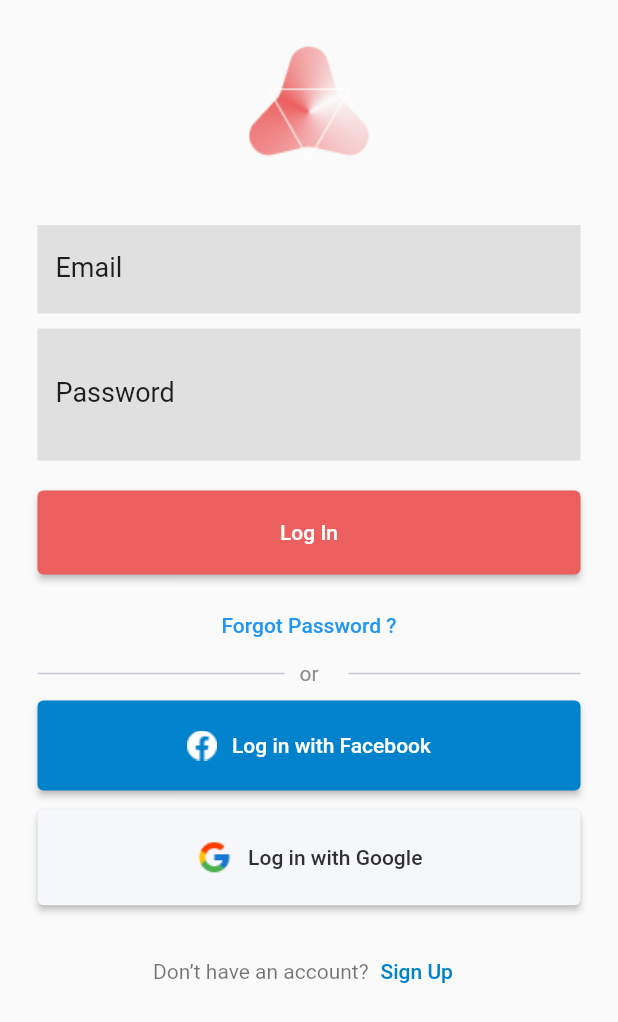
After one commit to muhammadali07/mantap, a Flutter app: the LoginView screen opened by its route, on a phone screen of 412 x 824 dp. The commit adds this screen. Shown: the top 1022 px of the screen. Run offline on Flutter 3.47's test engine with Material 2 defaults, Android fonts, the phone set to English and light mode, and no system bars; our stand-ins replace get; missing offline and left inert: dart:ffi.

Commit message:
add development login screen MantApps
add development login screen MantApps

```diff
--- /dev/null
+++ b/frontend/app/lib/app/modules/login/bindings/login_binding.dart
@@ -0,0 +1,12 @@
+import 'package:get/get.dart';
+
+import '../controllers/login_controller.dart';
+
+class LoginBinding extends Bindings {
+  @override
+  void dependencies() {
+    Get.lazyPut<LoginController>(
+      () => LoginController(),
+    );
+  }
+}
--- /dev/null
+++ b/frontend/app/lib/app/modules/login/controllers/login_controller.dart
@@ -0,0 +1,20 @@
+import 'package:get/get.dart';
+
+class LoginController extends GetxController {
+  //TODO: Implement LoginController
+
+  final count = 0.obs;
+  @override
+  void onInit() {
+    super.onInit();
+  }
+
+  @override
+  void onReady() {
+    super.onReady();
+  }
+
+  @override
+  void onClose() {}
+  void increment() => count.value++;
+}
--- /dev/null
+++ b/frontend/app/lib/app/modules/login/views/login_view.dart
@@ -0,0 +1,187 @@
+import 'package:app/app/routes/app_pages.dart';
+import 'package:flutter/material.dart';
+
+import 'package:get/get.dart';
+
+import '../controllers/login_controller.dart';
+
+class LoginView extends GetView<LoginController> {
+  @override
+  Widget build(BuildContext context) {
+    return Scaffold(
+      body: SafeArea(
+        child: ListView(
+          padding: EdgeInsets.symmetric(
+            horizontal: 25,
+          ),
+          children: [
+            Container(
+              height: 150,
+              child: Image.asset(
+                "assets/logo/logo_only.png",
+                fit: BoxFit.contain,
+              ),
+            ),
+            TextField(
+              cursorColor: Colors.black87,
+              decoration: InputDecoration(
+                label: Text(
+                  "Email",
+                  style: TextStyle(
+                    color: Colors.black87,
+                    fontSize: 18,
+                  ),
+                ),
+                border: InputBorder.none,
+                fillColor: Colors.grey[300],
+                filled: true,
+              ),
+            ),
+            SizedBox(
+              height: 10,
+            ),
+            TextField(
+              cursorColor: Colors.black87,
+              obscureText: true,
+              decoration: InputDecoration(
+                label: Text(
+                  "Password",
+                  style: TextStyle(
+                    color: Colors.black87,
+                    fontSize: 18,
+                  ),
+                ),
+                border: InputBorder.none,
+                fillColor: Colors.grey[300],
+                filled: true,
+                suffix: IconButton(
+                  onPressed: () {},
+                  icon: Icon(
+                    Icons.remove_red_eye_outlined,
+                    color: Colors.grey,
+                  ),
+                ),
+              ),
+            ),
+            SizedBox(
+              height: 20,
+            ),
+            Container(
+              width: Get.width,
+              child: ElevatedButton(
+                onPressed: () => Get.offAllNamed(Routes.HOME),
+                child: Text("Log In"),
+                style: ElevatedButton.styleFrom(
+                    primary: Color(0xFFEC5F5F),
+                    padding: EdgeInsets.symmetric(
+                      vertical: 20,
+                    )),
+              ),
+            ),
+            SizedBox(
+              height: 10,
+            ),
+            TextButton(
+              onPressed: () {},
+              child: Text("Forgot Password ?"),
+            ),
+            Row(
+              children: [
+                Expanded(
+                  child: Container(
+                    margin: EdgeInsets.only(right: 10),
+                    height: 1,
+                    color: Color(0xFFC7C9D9),
+                  ),
+                ),
+                Text(
+                  "or",
+                  style: TextStyle(color: Color(0xFF8C8C8C)),
+                ),
+                Expanded(
+                  child: Container(
+                    margin: EdgeInsets.only(left: 20),
+                    height: 1,
+                    color: Color(0xFFC7C9D9),
+                  ),
+                ),
+              ],
+            ),
+            SizedBox(
+              height: 10,
+            ),
+            Container(
+              width: Get.width,
+              child: ElevatedButton(
+                onPressed: () {},
+                child: Row(
+                  mainAxisAlignment: MainAxisAlignment.center,
+                  children: [
+                    Image.asset("assets/icons/fb.png"),
+                    SizedBox(
+                      width: 10,
+                    ),
+                    Text("Log in with Facebook"),
+                  ],
+                ),
+                style: ElevatedButton.styleFrom(
+                    primary: Color(0xFF0082CD),
+                    padding: EdgeInsets.symmetric(
+                      vertical: 20,
+                    )),
+              ),
+            ),
+            SizedBox(
+              height: 12.5,
+            ),
+            Container(
+              width: Get.width,
+              child: ElevatedButton(
+                onPressed: () {},
+                child: Row(
+                  mainAxisAlignment: MainAxisAlignment.center,
+                  children: [
+                    Image.asset("assets/icons/google.png"),
+                    SizedBox(
+                      width: 10,
+                    ),
+                    Text(
+                      "Log in with Google",
+                      style: TextStyle(color: Color(0xFF303030)),
+                    ),
+                  ],
+                ),
+                style: ElevatedButton.styleFrom(
+                    primary: Color(0xFFF6F7FA),
+                    padding: EdgeInsets.symmetric(
+                      vertical: 20,
+                    )),
+              ),
+            ),
+            SizedBox(
+              height: 20,
+            ),
+            Row(
+              mainAxisAlignment: MainAxisAlignment.center,
+              children: [
+                Text(
+                  "Don’t have an account?",
+                  style: TextStyle(
+                    color: Colors.black54,
+                  ),
+                ),
+                TextButton(
+                  onPressed: () {},
+                  child: Text(
+                    "Sign Up",
+                    style: TextStyle(color: Color(0xFF0082CD)),
+                  ),
+                )
+              ],
+            ),
+          ],
+        ),
+      ),
+    );
+  }
+}
--- a/frontend/app/lib/app/modules/welcome/views/welcome_view.dart
+++ b/frontend/app/lib/app/modules/welcome/views/welcome_view.dart
@@ -1,5 +1,6 @@
 import 'dart:ffi';
 
+import 'package:app/app/routes/app_pages.dart';
 import 'package:flutter/material.dart';
 
 import 'package:get/get.dart';
@@ -48,7 +49,7 @@ class WelcomeView extends GetView<WelcomeController> {
             Container(
               width: Get.width,
               child: ElevatedButton(
-                onPressed: () {},
+                onPressed: () => Get.toNamed(Routes.LOGIN),
                 child: Text("Get Started"),
                 style: ElevatedButton.styleFrom(
                     primary: Color(0xFFEC5F5F),
--- a/frontend/app/lib/app/routes/app_pages.dart
+++ b/frontend/app/lib/app/routes/app_pages.dart
@@ -2,6 +2,8 @@ import 'package:get/get.dart';
 
 import 'package:app/app/modules/home/bindings/home_binding.dart';
 import 'package:app/app/modules/home/views/home_view.dart';
+import 'package:app/app/modules/login/bindings/login_binding.dart';
+import 'package:app/app/modules/login/views/login_view.dart';
 import 'package:app/app/modules/welcome/bindings/welcome_binding.dart';
 import 'package:app/app/modules/welcome/views/welcome_view.dart';
 
@@ -23,5 +25,10 @@ class AppPages {
       page: () => WelcomeView(),
       binding: WelcomeBinding(),
     ),
+    GetPage(
+      name: _Paths.LOGIN,
+      page: () => LoginView(),
+      binding: LoginBinding(),
+    ),
   ];
 }
--- a/frontend/app/lib/app/routes/app_routes.dart
+++ b/frontend/app/lib/app/routes/app_routes.dart
@@ -6,9 +6,11 @@ abstract class Routes {
 
   static const HOME = _Paths.HOME;
   static const WELCOME = _Paths.WELCOME;
+  static const LOGIN = _Paths.LOGIN;
 }
 
 abstract class _Paths {
   static const HOME = '/home';
   static const WELCOME = '/welcome';
+  static const LOGIN = '/login';
 }
--- a/frontend/app/pubspec.yaml
+++ b/frontend/app/pubspec.yaml
@@ -10,6 +10,7 @@ dependencies:
   get: 4.3.8
   flutter:
     sdk: flutter
+  ffi: ^1.1.2
 
 dev_dependencies:
   flutter_test:
@@ -19,3 +20,4 @@ flutter:
   uses-material-design: true
   assets:
     - assets/logo/
+    - assets/icons/
```
Also changed, not shown: frontend/app/assets/icons/fb.png (added), frontend/app/assets/icons/google.png (added), frontend/app/assets/icons/password-hide.png (added), frontend/app/assets/logo/logo_only.png (added), frontend/app/pubspec.lock, 5 other files.
